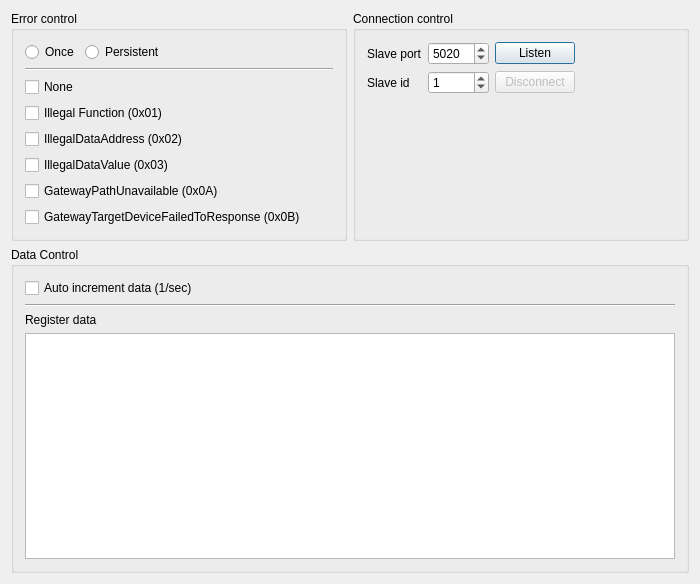
This is src/mainwindow.ui in jgeudens/ModbusTestSlave as Qt 5 draws it before an edit. The edited form follows.
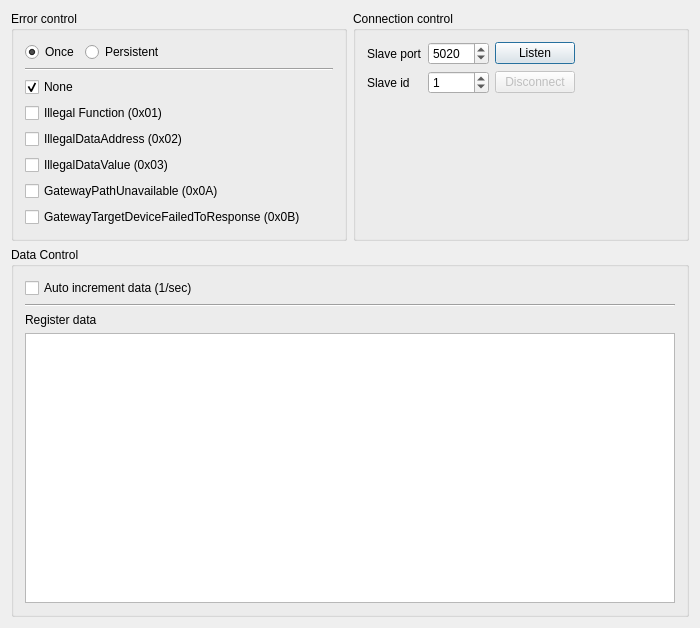
This is the edited form.

Commit message: Implement error recurrence

Diff of the .ui file:
```diff
--- a/src/mainwindow.ui
+++ b/src/mainwindow.ui
@@ -7,7 +7,7 @@
     <x>0</x>
     <y>0</y>
     <width>700</width>
-    <height>584</height>
+    <height>628</height>
    </rect>
   </property>
   <property name="windowTitle">
@@ -33,6 +33,9 @@
              <property name="text">
               <string>Once</string>
              </property>
+             <property name="checked">
+              <bool>true</bool>
+             </property>
             </widget>
            </item>
            <item>
@@ -86,6 +89,9 @@
              <property name="text">
               <string>None</string>
              </property>
+             <property name="checked">
+              <bool>true</bool>
+             </property>
             </widget>
            </item>
            <item row="0" column="0">
```
The commit also changes 2 other files.
